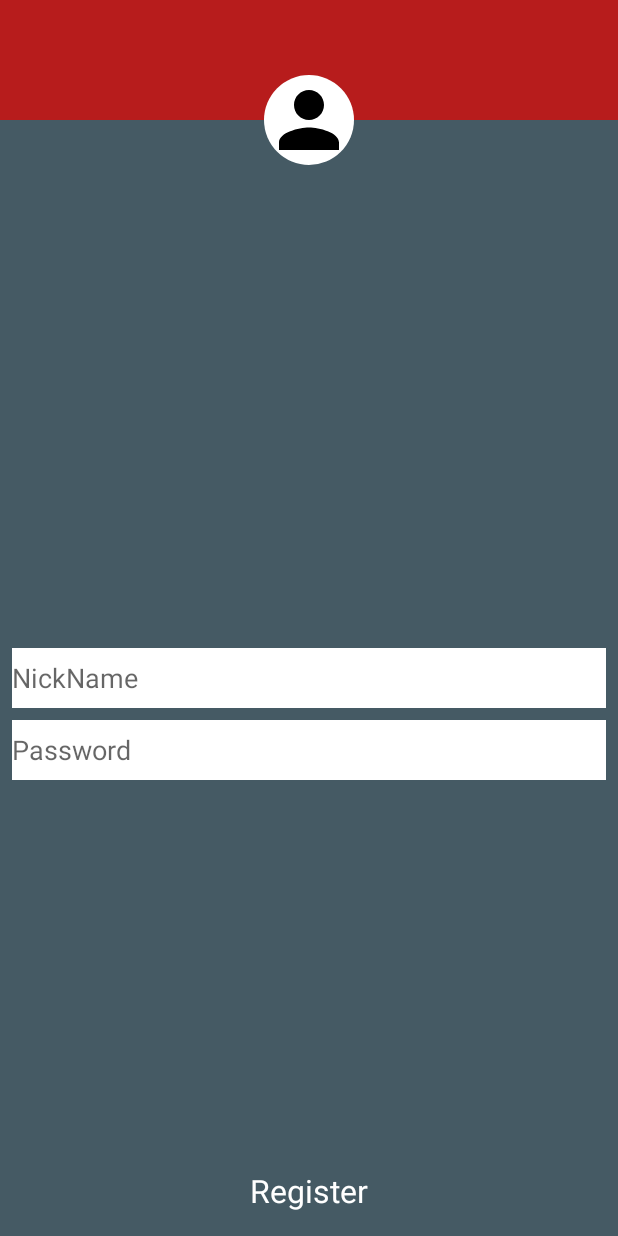
After one commit to okanSerdaroglu/CardMatchingGame, an Android app: the layout fragment_register.xml on its own in the app's theme, with its tools: preview values and no code run, on a phone screen of 412 x 824 dp. The commit adds this screen. Run offline under Robolectric (Android 15) with nearby library versions, the phone set to English and light mode, and no system bars.

Commit message:
register fragment view

```diff
--- /dev/null
+++ b/app/src/main/res/drawable/circle.xml
@@ -0,0 +1,12 @@
+<?xml version="1.0" encoding="utf-8"?>
+<shape
+    xmlns:android="http://schemas.android.com/apk/res/android"
+    android:shape="oval">
+
+    <solid
+        android:color="#ffffff"/>
+
+    <size
+        android:width="120dp"
+        android:height="120dp"/>
+</shape>
--- /dev/null
+++ b/app/src/main/res/drawable/ic_person_black.xml
@@ -0,0 +1,9 @@
+<vector xmlns:android="http://schemas.android.com/apk/res/android"
+        android:width="24dp"
+        android:height="24dp"
+        android:viewportWidth="24.0"
+        android:viewportHeight="24.0">
+    <path
+        android:fillColor="#FF000000"
+        android:pathData="M12,12c2.21,0 4,-1.79 4,-4s-1.79,-4 -4,-4 -4,1.79 -4,4 1.79,4 4,4zM12,14c-2.67,0 -8,1.34 -8,4v2h16v-2c0,-2.66 -5.33,-4 -8,-4z"/>
+</vector>
--- /dev/null
+++ b/app/src/main/res/layout/fragment_register.xml
@@ -0,0 +1,79 @@
+<?xml version="1.0" encoding="utf-8"?>
+<androidx.constraintlayout.widget.ConstraintLayout xmlns:android="http://schemas.android.com/apk/res/android"
+    xmlns:app="http://schemas.android.com/apk/res-auto"
+    android:layout_width="match_parent"
+    android:layout_height="match_parent">
+
+    <androidx.constraintlayout.widget.ConstraintLayout
+        android:id="@+id/constraintLayoutHeader"
+        android:layout_width="@dimen/margin_match_constraint"
+        android:layout_height="@dimen/margin_80"
+        android:background="@color/color_red"
+        app:layout_constraintEnd_toEndOf="parent"
+        app:layout_constraintStart_toStartOf="parent"
+        app:layout_constraintTop_toTopOf="parent"/>
+
+    <androidx.constraintlayout.widget.ConstraintLayout
+        android:id="@+id/constraintLayoutPersonalInfo"
+        android:layout_width="@dimen/margin_match_constraint"
+        android:layout_height="@dimen/margin_match_constraint"
+        android:background="@color/color_green"
+        app:layout_constraintBottom_toBottomOf="parent"
+        app:layout_constraintEnd_toEndOf="parent"
+        app:layout_constraintStart_toStartOf="parent"
+        app:layout_constraintTop_toBottomOf="@id/constraintLayoutHeader">
+
+
+        <EditText
+            android:id="@+id/editTextNickName"
+            android:layout_width="@dimen/margin_match_constraint"
+            android:layout_height="@dimen/margin_40"
+            android:layout_margin="@dimen/margin_8"
+            android:background="@color/color_white"
+            android:hint="@string/nickname"
+            android:inputType="text"
+            app:layout_constraintBottom_toBottomOf="parent"
+            app:layout_constraintEnd_toEndOf="parent"
+            app:layout_constraintStart_toStartOf="parent"
+            app:layout_constraintTop_toTopOf="parent"
+            android:autofillHints="@string/nickname" />
+
+        <EditText
+            android:id="@+id/editTextPassword"
+            android:layout_width="@dimen/margin_match_constraint"
+            android:layout_height="@dimen/margin_40"
+            android:layout_marginTop="@dimen/margin_8"
+            android:background="@color/color_white"
+            android:hint="@string/password"
+            android:inputType="numberPassword"
+            app:layout_constraintEnd_toEndOf="@id/editTextNickName"
+            app:layout_constraintStart_toStartOf="@id/editTextNickName"
+            app:layout_constraintTop_toBottomOf="@id/editTextNickName" />
+
+
+        <TextView
+            android:layout_width="wrap_content"
+            android:layout_height="wrap_content"
+            android:layout_marginBottom="@dimen/margin_16"
+            android:text="@string/register"
+            android:textColor="@color/color_white"
+            android:textSize="@dimen/text_size_21"
+            app:layout_constraintBottom_toBottomOf="parent"
+            app:layout_constraintEnd_toEndOf="@id/editTextPassword"
+            app:layout_constraintStart_toStartOf="@id/editTextPassword" />
+
+    </androidx.constraintlayout.widget.ConstraintLayout>
+
+    <ImageView
+        android:layout_width="@dimen/margin_60"
+        android:layout_height="@dimen/margin_60"
+        android:background="@drawable/circle"
+        android:contentDescription="@string/image_view_person"
+        android:src="@drawable/ic_person_black"
+        app:layout_constraintBottom_toTopOf="@+id/constraintLayoutPersonalInfo"
+        app:layout_constraintEnd_toEndOf="parent"
+        app:layout_constraintStart_toStartOf="parent"
+        app:layout_constraintTop_toBottomOf="@id/constraintLayoutHeader" />
+
+
+</androidx.constraintlayout.widget.ConstraintLayout>
--- a/app/src/main/res/values/colors.xml
+++ b/app/src/main/res/values/colors.xml
@@ -3,4 +3,7 @@
     <color name="colorPrimary">#008577</color>
     <color name="colorPrimaryDark">#00574B</color>
     <color name="colorAccent">#D81B60</color>
+    <color name="color_red">#b71c1c</color>
+    <color name="color_green">#455A64</color>
+    <color name="color_white">#ffffff</color>
 </resources>
--- /dev/null
+++ b/app/src/main/res/values/dimens.xml
@@ -0,0 +1,10 @@
+<?xml version="1.0" encoding="utf-8"?>
+<resources>
+    <dimen name="margin_80">80dp</dimen>
+    <dimen name="margin_match_constraint">0dp</dimen>
+    <dimen name="margin_40">40dp</dimen>
+    <dimen name="margin_8">8dp</dimen>
+    <dimen name="margin_16">16dp</dimen>
+    <dimen name="text_size_21">21sp</dimen>
+    <dimen name="margin_60">60dp</dimen>
+</resources>
--- a/app/src/main/res/values/strings.xml
+++ b/app/src/main/res/values/strings.xml
@@ -1,3 +1,7 @@
 <resources>
     <string name="app_name">CardMatchingGame</string>
+    <string name="nickname">NickName</string>
+    <string name="password">Password</string>
+    <string name="register">Register</string>
+    <string name="image_view_person">image_view_person</string>
 </resources>
```
